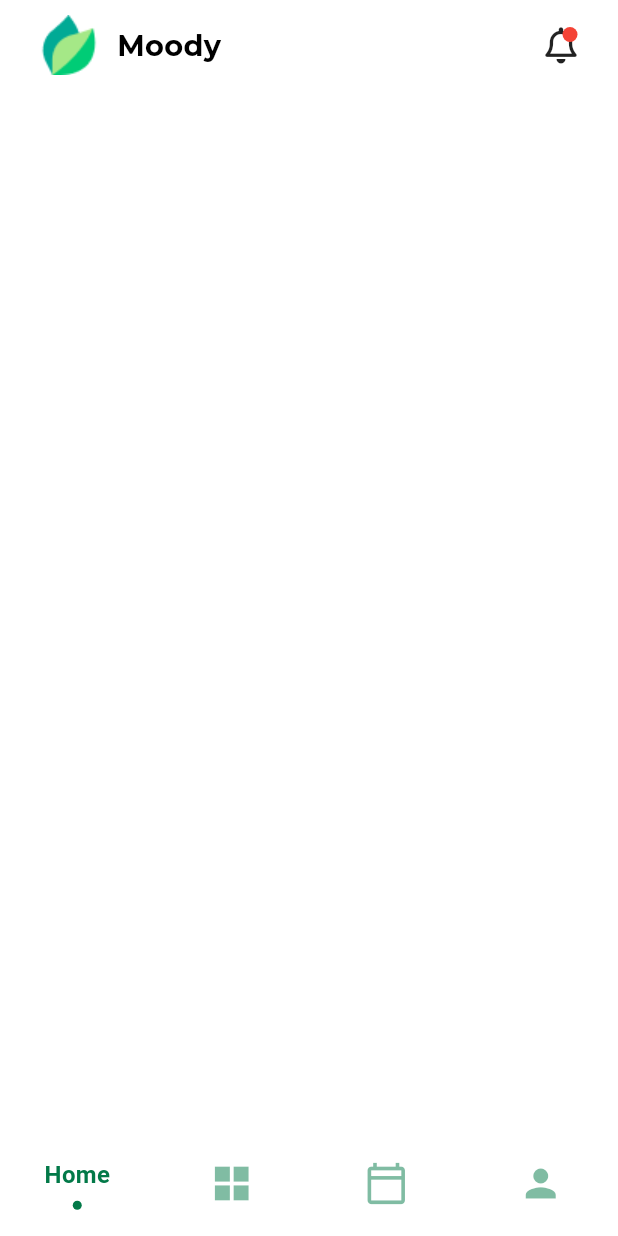
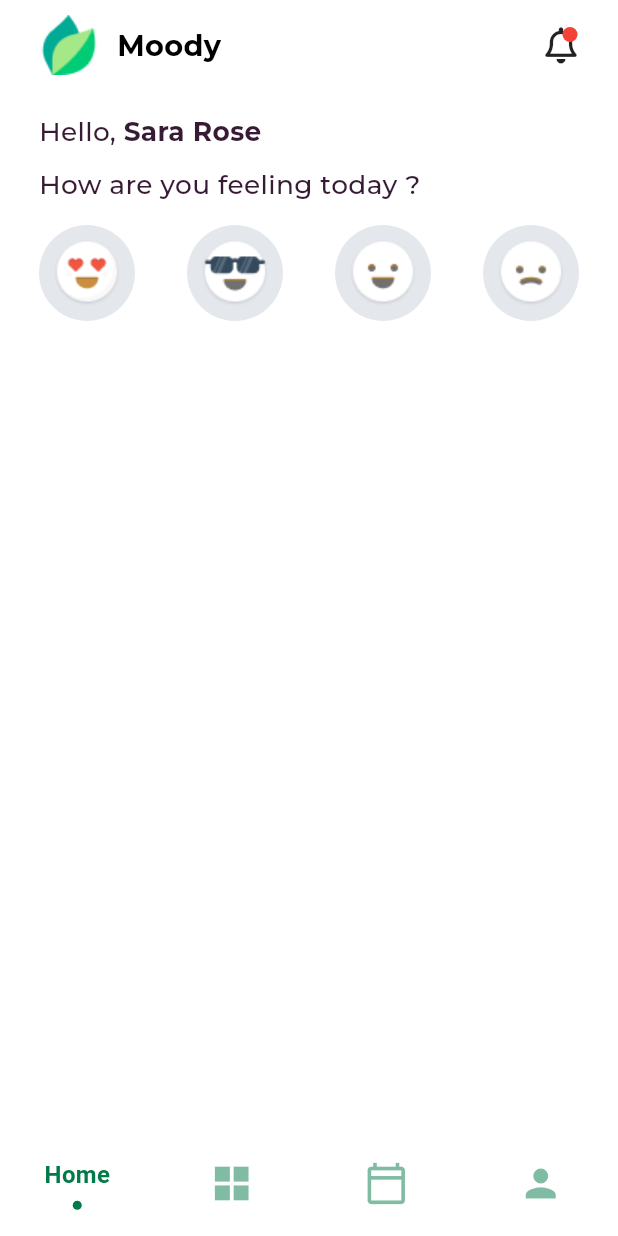
Before and after one commit to ElDaly15/MoodyUiApp, a Flutter app: the screen it shows after launch, on a phone screen of 412 x 824 dp. Run offline on Flutter 3.47's test engine with Material 3 defaults, Android fonts, the light colour scheme and no system bars; drawn by our look-alikes of sliding_clipped_nav_bar; our stand-ins replace device_preview, font_awesome_flutter, get; project files that could hold a hidden picture were left out.

Commit message:
Add Welcome Section to Main View
Introduce a new welcome section in the main view of the application, enhancing user engagement and personalization. This section includes a personalized greeting to the user, "Sara Rose," and prompts the user to indicate their current mood. The mood options are presented as clickable icons, each represented by a different emotional state.

The welcome section is integrated into the `MainViewBody` widget, positioned below the custom app bar. It utilizes a new widget, `WelcomeSection`, which encapsulates the greeting and mood selection functionality. Additionally, a supporting widget, `WelcomeStatusUserItem`, is created to display each mood option as a stylized circle avatar.

This update aims to improve the user experience by making the interface more interactive and responsive to user emotions.

```diff
--- a/lib/featuers/main_view/presentation/views/widgets/main_view_body.dart
+++ b/lib/featuers/main_view/presentation/views/widgets/main_view_body.dart
@@ -1,5 +1,6 @@
 import 'package:flutter/material.dart';
 import 'package:moody/featuers/main_view/presentation/views/widgets/custom_app_bar_for_main_view.dart';
+import 'package:moody/featuers/main_view/presentation/views/widgets/welcome_section.dart';
 
 class MainViewBody extends StatelessWidget {
   const MainViewBody({super.key});
@@ -16,6 +17,10 @@ class MainViewBody extends StatelessWidget {
             ),
           ),
           CustomAppBarMainView(),
+          SizedBox(
+            height: 25,
+          ),
+          WelcomeSection(),
         ],
       ),
     );
--- /dev/null
+++ b/lib/featuers/main_view/presentation/views/widgets/welcome_section.dart
@@ -0,0 +1,61 @@
+import 'package:flutter/material.dart';
+import 'package:moody/core/utils/imageAssets.dart';
+import 'package:moody/core/utils/style.dart';
+import 'package:moody/featuers/main_view/presentation/views/widgets/welcome_start_section_status_item.dart';
+
+class WelcomeSection extends StatelessWidget {
+  const WelcomeSection({super.key});
+
+  @override
+  Widget build(BuildContext context) {
+    return Column(
+      crossAxisAlignment: CrossAxisAlignment.start,
+      children: [
+        Row(
+          children: [
+            Text(
+              'Hello, ',
+              style: Style.font22Medium(context)
+                  .copyWith(color: const Color(0xff371B34)),
+            ),
+            Text(
+              'Sara Rose',
+              style: Style.font22Bold(context)
+                  .copyWith(color: const Color(0xff371B34)),
+            ),
+          ],
+        ),
+        const SizedBox(
+          height: 10,
+        ),
+        Text(
+          'How are you feeling today ?',
+          style: Style.font22Medium(context)
+              .copyWith(color: const Color(0xff371B34)),
+        ),
+        const SizedBox(
+          height: 15,
+        ),
+        const Row(
+          children: [
+            WelcomeStatusUserItem(
+              image: Assets.imagesLove,
+            ),
+            Spacer(),
+            WelcomeStatusUserItem(
+              image: Assets.imagesHappy,
+            ),
+            Spacer(),
+            WelcomeStatusUserItem(
+              image: Assets.imagesOkay,
+            ),
+            Spacer(),
+            WelcomeStatusUserItem(
+              image: Assets.imagesSad,
+            ),
+          ],
+        ),
+      ],
+    );
+  }
+}
--- /dev/null
+++ b/lib/featuers/main_view/presentation/views/widgets/welcome_start_section_status_item.dart
@@ -0,0 +1,23 @@
+import 'package:flutter/material.dart';
+
+class WelcomeStatusUserItem extends StatelessWidget {
+  const WelcomeStatusUserItem({super.key, required this.image});
+
+  final String image;
+
+  @override
+  Widget build(BuildContext context) {
+    return CircleAvatar(
+      radius: 32,
+      backgroundColor: const Color(0xffE4E7EC),
+      child: CircleAvatar(
+        radius: 23,
+        backgroundColor: const Color(0xffE4E7EC),
+        child: Image.asset(
+          image,
+          fit: BoxFit.cover,
+        ),
+      ),
+    );
+  }
+}
```
